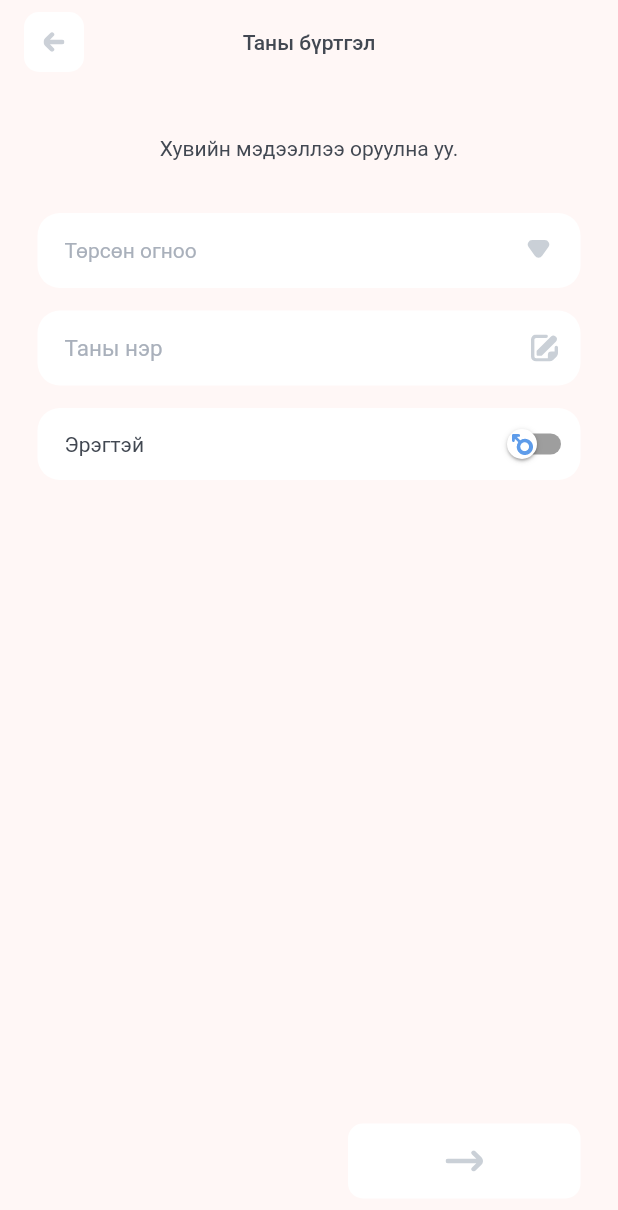
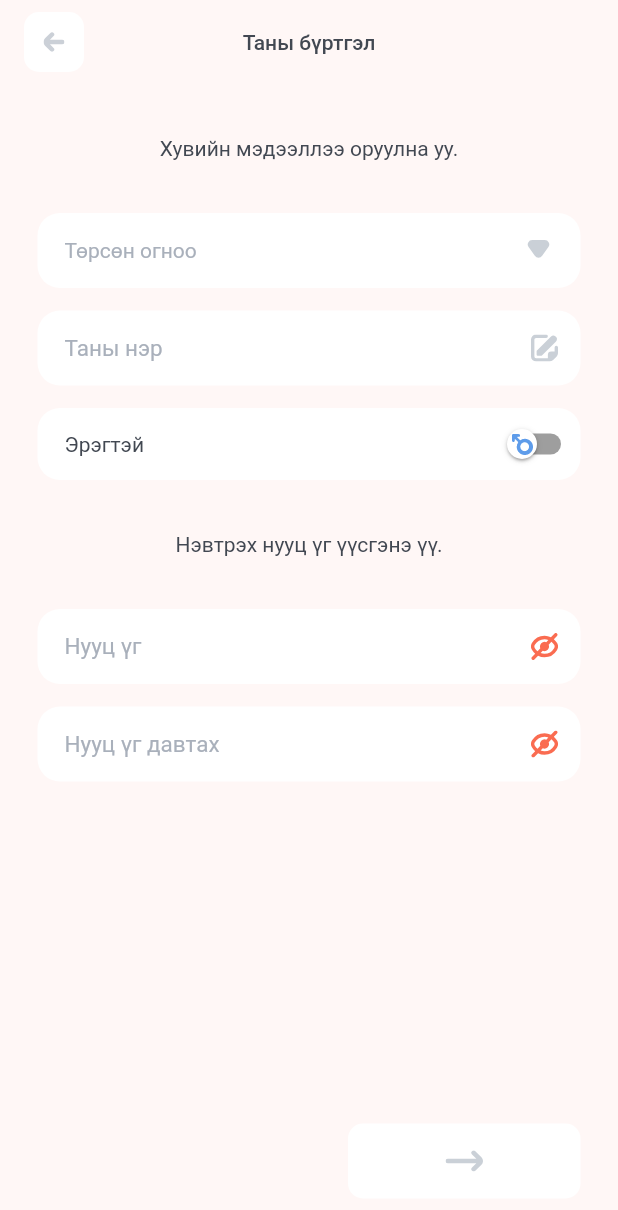
Before and after one commit to Proxx1115/habido, a Flutter app: the SignUp3ProfileRoute screen opened directly with empty values, on a phone screen of 412 x 824 dp. Shown: the top 1210 px of the screen. Run offline on Flutter 3.47's test engine with Material 2 defaults, Android fonts, the phone set to English and light mode, and no system bars; our stand-ins replace cookie_jar, dio, dio_cookie_manager, equatable, flutter_bloc, flutter_svg and 4 more; missing offline and left inert: code_input; accounts and stored records are empty; statements that could not run were skipped; project files that could hold a hidden picture were left out.

Commit message:
sign up done

```diff
--- a/lib/ui/auth/sign_up3_profile_route.dart
+++ b/lib/ui/auth/sign_up3_profile_route.dart
@@ -9,6 +9,7 @@ import 'package:habido_app/utils/size_helper.dart';
 import 'package:habido_app/widgets/buttons.dart';
 import 'package:habido_app/widgets/containers.dart';
 import 'package:habido_app/widgets/date_picker.dart';
+import 'package:habido_app/widgets/dialogs.dart';
 import 'package:habido_app/widgets/scaffold.dart';
 import 'package:habido_app/widgets/switch.dart';
 import 'package:habido_app/widgets/text.dart';
@@ -28,7 +29,7 @@ class _SignUp3ProfileRouteState extends State<SignUp3ProfileRoute> {
   // UI
   final _signUp3ProfileKey = GlobalKey<ScaffoldState>();
   double _maxHeight = 0.0;
-  double _minHeight = 500; //458
+  double _minHeight = 600;
 
   // Төрсөн огноо
   DateTime? _selectedBirthDate;
@@ -40,6 +41,14 @@ class _SignUp3ProfileRouteState extends State<SignUp3ProfileRoute> {
   // Хүйс
   bool _genderValue = false;
 
+  // Нууц үг
+  final _passController = TextEditingController();
+  final _passFocus = FocusNode();
+
+  // Нууц үг давтах
+  final _passRepeatController = TextEditingController();
+  final _passRepeatFocus = FocusNode();
+
   // Button next
   bool _enabledBtnNext = false;
 
@@ -47,6 +56,8 @@ class _SignUp3ProfileRouteState extends State<SignUp3ProfileRoute> {
   void initState() {
     super.initState();
     _nameController.addListener(() => _validateForm());
+    _passController.addListener(() => _validateForm());
+    _passRepeatController.addListener(() => _validateForm());
   }
 
   @override
@@ -58,6 +69,8 @@ class _SignUp3ProfileRouteState extends State<SignUp3ProfileRoute> {
 
   @override
   Widget build(BuildContext context) {
+    print(MediaQuery.of(context).size.height);
+
     return CustomScaffold(
       scaffoldKey: _signUp3ProfileKey,
       appBarTitle: LocaleKeys.yourRegistration,
@@ -83,6 +96,20 @@ class _SignUp3ProfileRouteState extends State<SignUp3ProfileRoute> {
                 /// Хүйс
                 _genderSwitch(),
 
+                /// Нэвтрэх нууц үг үүсгэнэ үү
+                CustomText(
+                  LocaleKeys.createPassword,
+                  alignment: Alignment.center,
+                  maxLines: 2,
+                  margin: EdgeInsets.only(top: 35.0),
+                ),
+
+                /// Нууц үг
+                _passwordTextField(),
+
+                /// Нууц үг давтах
+                _passwordRepeatTextField(),
+
                 Expanded(child: Container()),
 
                 /// Button next
@@ -100,7 +127,10 @@ class _SignUp3ProfileRouteState extends State<SignUp3ProfileRoute> {
     return CustomDatePicker(
       hintText: LocaleKeys.birthDate,
       margin: EdgeInsets.only(top: 35.0),
+      lastDate: DateTime.now(),
       onSelectedDate: (date) {
+        print(date);
+
         _selectedBirthDate = date;
         _validateForm();
       },
@@ -136,9 +166,32 @@ class _SignUp3ProfileRouteState extends State<SignUp3ProfileRoute> {
     );
   }
 
+  _passwordTextField() {
+    return CustomTextField(
+      controller: _passController,
+      focusNode: _passFocus,
+      hintText: LocaleKeys.password,
+      obscureText: true,
+      margin: EdgeInsets.only(top: 35.0),
+    );
+  }
+
+  _passwordRepeatTextField() {
+    return CustomTextField(
+      controller: _passRepeatController,
+      focusNode: _passRepeatFocus,
+      hintText: LocaleKeys.passwordRepeat,
+      obscureText: true,
+      margin: EdgeInsets.only(top: 15.0),
+    );
+  }
+
   _validateForm() {
     setState(() {
-      _enabledBtnNext = _selectedBirthDate != null && _nameController.text.length > 0;
+      _enabledBtnNext = _selectedBirthDate != null &&
+          _nameController.text.length > 0 &&
+          _passController.text.length > 0 &&
+          _passRepeatController.text.length > 0;
     });
   }
 
@@ -146,18 +199,25 @@ class _SignUp3ProfileRouteState extends State<SignUp3ProfileRoute> {
     return CustomButton(
       style: CustomButtonStyle.Secondary,
       asset: Assets.long_arrow_next,
+      margin: EdgeInsets.only(top: 35.0),
       onPressed: _enabledBtnNext
           ? () {
+              // Validation
+              if (_passController.text != _passRepeatController.text) {
+                showCustomDialog(
+                  context,
+                  child: CustomDialogBody(asset: Assets.error, text: LocaleKeys.passwordsDoesNotMatch, button1Text: LocaleKeys.ok),
+                );
+
+                return;
+              }
+
               VerifyCodeRequest verifyCodeRequest = widget.verifyCodeRequest;
               verifyCodeRequest
                 ..birthday = Func.dateToStr(_selectedBirthDate!)
                 ..firstName = _nameController.text
-                ..gender = _genderValue ? Gender.Female : Gender.Female;
-
-              // todo test
-              verifyCodeRequest.password = '123qwe';
-              // verifyCodeRequest.birthday = '1900-08-17T03:07:46.015Z';
-              verifyCodeRequest.birthday = '1900-01-01';
+                ..gender = _genderValue ? Gender.Female : Gender.Female
+                ..password = _passController.text;
 
               Navigator.pushNamed(context, Routes.signUp4Terms, arguments: {
                 'verifyCodeRequest': verifyCodeRequest,
--- a/lib/ui/auth/sign_up5_success_route.dart
+++ b/lib/ui/auth/sign_up5_success_route.dart
@@ -104,7 +104,7 @@ class _SignUp5SuccessRouteState extends State<SignUp5SuccessRoute> {
                   ..username = widget.verifyCodeRequest.phoneNumber
                   ..password = widget.verifyCodeRequest.password
                   ..isBiometric = false
-                  ..deviceId = '';
+                  ..deviceId = ''; // todo test
 
                 BlocManager.authBloc.add(LoginEvent(request));
 
--- a/lib/utils/localization/localization.dart
+++ b/lib/utils/localization/localization.dart
@@ -150,6 +150,12 @@ class LocaleKeys {
 
   static String get beginTogether => 'Хамтдаа аяллаа эхлүүлцгээе.';
 
+  static String get createPassword => 'Нэвтрэх нууц үг үүсгэнэ үү.';
+
+  static String get passwordRepeat => 'Нууц үг давтах';
+
+  static String get passwordsDoesNotMatch => 'Нууц үгээ зөв давтан оруулна уу!';
+
 // static String get lastName => 'Овог';
 
 // static String get firstName => 'Нэр';
@@ -159,12 +165,9 @@ class LocaleKeys {
 // static String get termCondNotFound => 'Вэб холбоос олдсонгүй';
 //
 // static String get passwordNew => 'Шинэ нууц үг';
-//
-// static String get passwordRepeat => 'Нууц үг давтах';
-//
+
 // static String get regNo => 'Регистрийн дугаар';
 //
-// static String get passwordError => 'Нууц үгээ дахин шалгана уу';
 
   /// Settings
 
--- a/lib/widgets/date_picker.dart
+++ b/lib/widgets/date_picker.dart
@@ -16,12 +16,16 @@ class CustomDatePicker extends StatefulWidget {
   final Function(DateTime) onSelectedDate;
   final String? hintText;
   final EdgeInsets? margin;
+  final DateTime? firstDate;
+  final DateTime? lastDate;
 
   const CustomDatePicker({
     Key? key,
     required this.onSelectedDate,
     this.hintText,
     this.margin = EdgeInsets.zero,
+    this.firstDate,
+    this.lastDate,
   }) : super(key: key);
 
   @override
@@ -91,8 +95,8 @@ class _CustomDatePickerState extends State<CustomDatePicker> {
     _selectedDate = await showDatePicker(
       context: context,
       initialDate: DateTime.now(),
-      firstDate: DateTime(1900, 8),
-      lastDate: DateTime(2101),
+      firstDate: widget.firstDate ?? DateTime(1900),
+      lastDate: widget.lastDate ?? DateTime(2100),
     );
 
     setState(() {
--- a/lib/widgets/text_field/text_fields.dart
+++ b/lib/widgets/text_field/text_fields.dart
@@ -4,6 +4,7 @@ import 'package:flutter_svg/flutter_svg.dart';
 import 'package:habido_app/utils/assets.dart';
 import 'package:habido_app/utils/size_helper.dart';
 import 'package:habido_app/utils/theme/custom_colors.dart';
+import 'package:habido_app/widgets/containers.dart';
 
 enum CustomTextFieldStyle {
   primary, // White
@@ -117,7 +118,8 @@ class _CustomTextFieldState extends State<CustomTextField> {
   Widget? _suffixIcon() {
     if (widget.alwaysVisibleSuffix || _focusNode.hasFocus) {
       // Show suffix icon
-      return IconButton(
+      return NoSplashContainer(
+        child: IconButton(
           icon: SvgPicture.asset(_suffixAsset, fit: BoxFit.scaleDown),
           onPressed: () {
             if (widget.onPressedSuffix != null) {
@@ -129,6 +131,7 @@ class _CustomTextFieldState extends State<CustomTextField> {
               });
             }
           },
+        ),
       );
     } else {
       return null;
```
Lines whose indentation alone changed are shown as unchanged.
